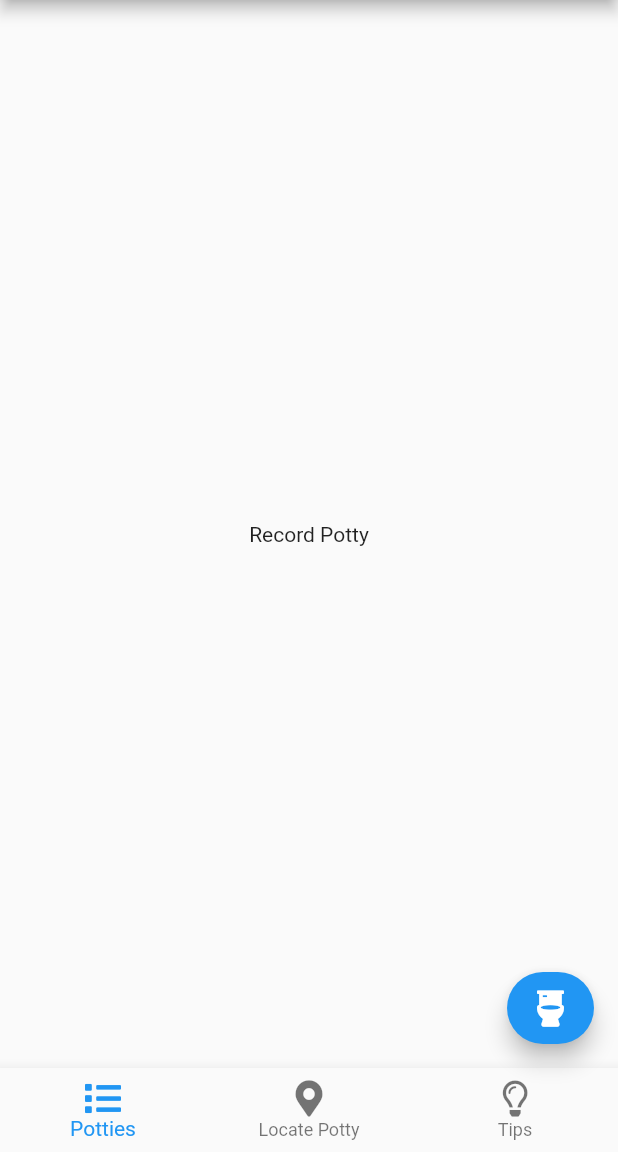
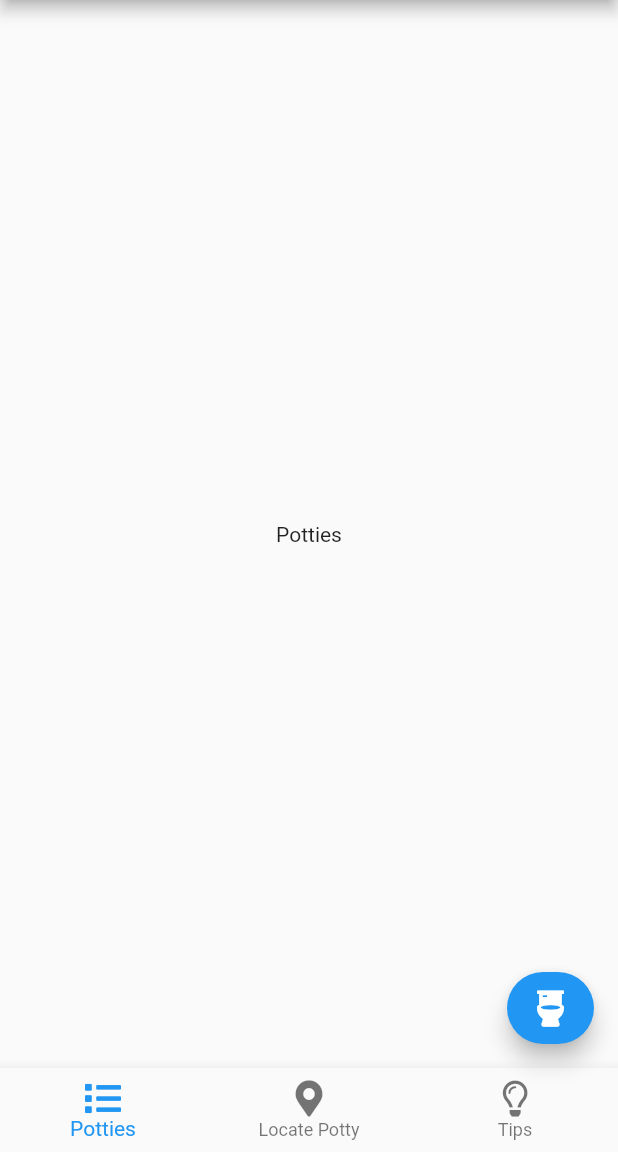
Before and after one commit to patrickcandlin/potty_training_journey, a Flutter app: the screen it shows after launch, on a phone screen of 412 x 824 dp, the part 84-1236 px from its top. Run offline on Flutter 3.47's test engine with Material 2 defaults, Android fonts, the phone set to English and light mode, and no system bars; our stand-ins replace font_awesome_flutter.

```diff
--- a/lib/main.dart
+++ b/lib/main.dart
@@ -29,7 +29,7 @@ class PottyTrainingHomePage extends StatefulWidget {
 class _PottyTrainingHomePageState extends State<PottyTrainingHomePage> {
   int _selectedIndex = 0;
   static const List<Widget> _widgetOptions = <Widget>[
-    Text('Record Potty'),
+    Text('Potties'),
     Text('Locate Potty'),
     Text('Tips'),
   ];
```
